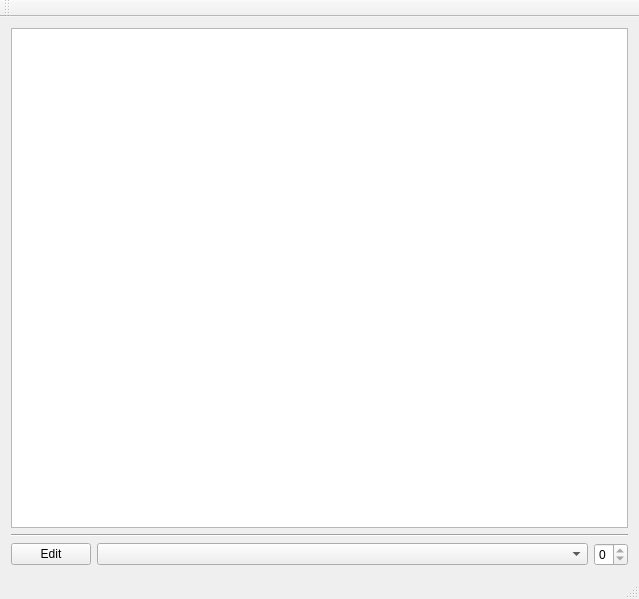
This is CommandBindingManager/Application.ui in TrueAbastien/CommandBindingManager as Qt 5 draws it before an edit. The edited form follows.
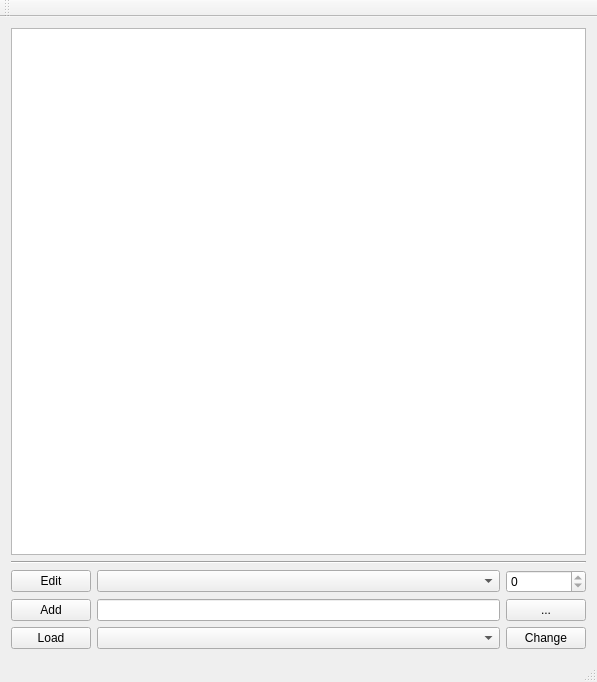
This is the edited form.

```diff
--- a/CommandBindingManager/Application.ui
+++ b/CommandBindingManager/Application.ui
@@ -6,8 +6,8 @@
    <rect>
     <x>0</x>
     <y>0</y>
-    <width>639</width>
-    <height>599</height>
+    <width>597</width>
+    <height>682</height>
    </rect>
   </property>
   <property name="windowTitle">
@@ -46,14 +46,74 @@
        </widget>
       </item>
       <item>
-       <layout class="QHBoxLayout" name="horizontalLayout" stretch="2,4,1">
-        <item>
+       <layout class="QGridLayout" name="gridLayout_3">
+        <property name="horizontalSpacing">
+         <number>6</number>
+        </property>
+        <item row="0" column="3">
+         <widget class="QSpinBox" name="IndexerEdit">
+          <property name="sizePolicy">
+           <sizepolicy hsizetype="Minimum" vsizetype="Fixed">
+            <horstretch>0</horstretch>
+            <verstretch>0</verstretch>
+           </sizepolicy>
+          </property>
+          <property name="minimum">
+           <number>0</number>
+          </property>
+          <property name="maximum">
+           <number>0</number>
+          </property>
+         </widget>
+        </item>
+        <item row="2" column="3">
+         <widget class="QPushButton" name="ChangeSaveBtn">
+          <property name="text">
+           <string>Change</string>
+          </property>
+         </widget>
+        </item>
+        <item row="0" column="1">
+         <widget class="QComboBox" name="CommandCB">
+          <property name="sizePolicy">
+           <sizepolicy hsizetype="Preferred" vsizetype="Fixed">
+            <horstretch>0</horstretch>
+            <verstretch>0</verstretch>
+           </sizepolicy>
+          </property>
+         </widget>
+        </item>
+        <item row="2" column="0">
+         <widget class="QPushButton" name="LoadConfigBtn">
+          <property name="text">
+           <string>Load</string>
+          </property>
+         </widget>
+        </item>
+        <item row="2" column="1">
+         <widget class="QComboBox" name="ConfigCB"/>
+        </item>
+        <item row="1" column="0">
+         <widget class="QPushButton" name="AddBtn">
+          <property name="text">
+           <string>Add</string>
+          </property>
+         </widget>
+        </item>
+        <item row="1" column="3">
+         <widget class="QPushButton" name="BindBtn">
+          <property name="text">
+           <string>...</string>
+          </property>
+         </widget>
+        </item>
+        <item row="0" column="0">
          <widget class="QPushButton" name="EditBtn">
           <property name="enabled">
            <bool>true</bool>
           </property>
           <property name="sizePolicy">
-           <sizepolicy hsizetype="Fixed" vsizetype="Fixed">
+           <sizepolicy hsizetype="Minimum" vsizetype="Fixed">
             <horstretch>0</horstretch>
             <verstretch>0</verstretch>
            </sizepolicy>
@@ -69,29 +129,10 @@
           </property>
          </widget>
         </item>
-        <item>
-         <widget class="QComboBox" name="CommandCB">
-          <property name="sizePolicy">
-           <sizepolicy hsizetype="Preferred" vsizetype="Fixed">
-            <horstretch>0</horstretch>
-            <verstretch>0</verstretch>
-           </sizepolicy>
-          </property>
-         </widget>
-        </item>
-        <item>
-         <widget class="QSpinBox" name="IndexerEdit">
-          <property name="sizePolicy">
-           <sizepolicy hsizetype="Fixed" vsizetype="Fixed">
-            <horstretch>0</horstretch>
-            <verstretch>0</verstretch>
-           </sizepolicy>
-          </property>
-          <property name="minimum">
-           <number>0</number>
-          </property>
-          <property name="maximum">
-           <number>0</number>
+        <item row="1" column="1">
+         <widget class="QLineEdit" name="Output">
+          <property name="readOnly">
+           <bool>true</bool>
           </property>
          </widget>
         </item>
```
Left out of the diff: 2 changed lines with no effect on the pictures.
